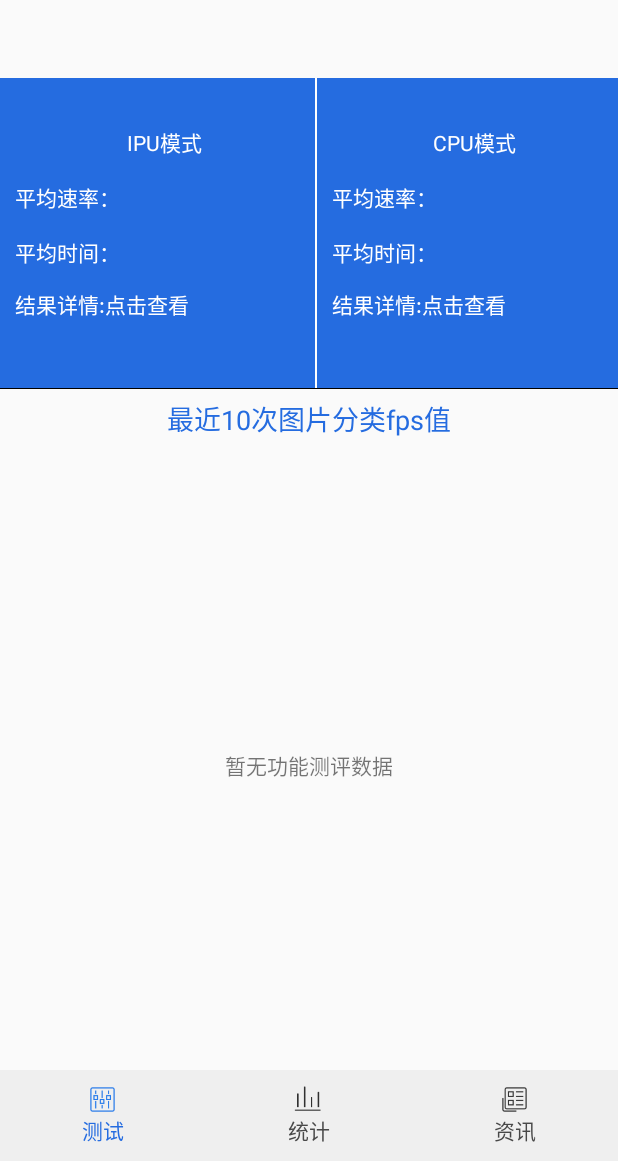
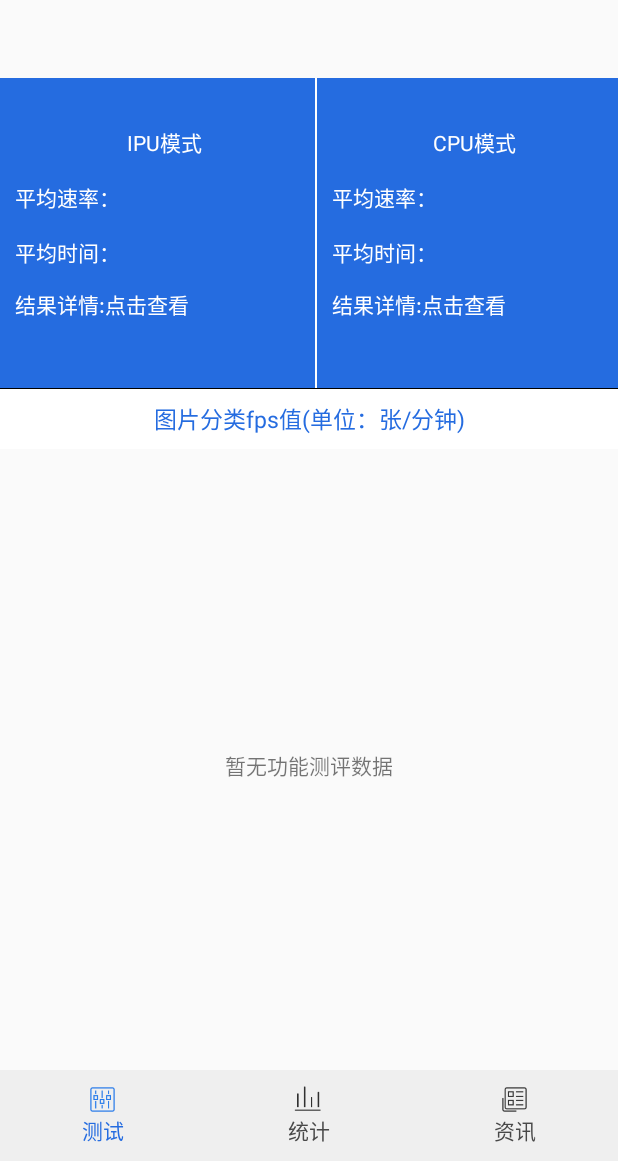
Before and after one commit to q8577/ProductDisPlay, an Android app: the fragment ClassificationData placed in its activity, on a phone screen of 412 x 824 dp, the part 75-1236 px from its top. Run offline under Robolectric (Android 15) with nearby library versions, the light colour scheme and no system bars; libraries missing offline, so code that uses them is left out: com.kyleduo.switchbutton, com.tmall.ultraviewpager, org.achartengine, org.achartengine.chart, org.achartengine.model and 1 more; plain views replace SwitchButton; 6 statements that could not run were skipped.

Commit message:
modify layout

```diff
--- a/app/src/main/java/com/cambricon/productdisplay/activity/ClassificationData.java
+++ b/app/src/main/java/com/cambricon/productdisplay/activity/ClassificationData.java
@@ -283,7 +283,7 @@ public class ClassificationData extends Fragment {
         seriesRenderer.setYLabels(10);//设置y轴显示点数
         seriesRenderer.setXAxisMin(0.5);//设置x轴起始值
         seriesRenderer.setXAxisMax(10.5);//设置x轴最大值
-        seriesRenderer.setYTitle(getActivity().getResources().getString(R.string.classification_chart_y));//设置y轴标题
+        //seriesRenderer.setYTitle(getActivity().getResources().getString(R.string.classification_chart_y));//设置y轴标题
         seriesRenderer.setYLabelsColor(0,Color.BLACK);
         seriesRenderer.setXLabelsColor(Color.BLACK);
         //seriesRenderer.setXTitle(getActivity().getResources().getString(R.string.classification_chart_x));//设置x轴标题
--- a/app/src/main/res/layout/classification_data_layout.xml
+++ b/app/src/main/res/layout/classification_data_layout.xml
@@ -106,11 +106,12 @@
         android:layout_height="1px"
         android:background="#000000" />
     <TextView
-        android:layout_width="wrap_content"
+        android:layout_width="match_parent"
         android:layout_height="40dp"
-        android:gravity="center_vertical"
+        android:gravity="center"
         android:textColor="@color/main_line"
         android:textSize="@dimen/text_chart_title"
+        android:background="@android:color/white"
         android:text="@string/classification_chart_title"/>
 
     <LinearLayout
--- a/app/src/main/res/values/dimens.xml
+++ b/app/src/main/res/values/dimens.xml
@@ -13,5 +13,5 @@
     <dimen name="switch_btn_height">18dp</dimen>
     <dimen name="switch_btn_paddingright">30dp</dimen>
     <dimen name="text_padding">15dp</dimen>
-    <dimen name="text_chart_title">18sp</dimen>
+    <dimen name="text_chart_title">15sp</dimen>
 </resources>
--- a/app/src/main/res/values/strings.xml
+++ b/app/src/main/res/values/strings.xml
@@ -25,7 +25,7 @@
     <string name="test_fps">Fps值：</string>
     <string name="test_fps_units">张/分钟</string>
     <string name="load_model">加载分类模型耗时：</string>
-    <string name="classification_chart_title">最近10次图片分类fps值</string>
+    <string name="classification_chart_title">图片分类fps值(单位：张/分钟)</string>
     <string name="classification_chart_desc">CPU模式图片分类fps值</string>
     <string name="classification_chart_ipu_desc">IPU模式图片分类fps值</string>
     <string name="classification_chart_y">FPS值：张/分钟</string>
```
Also changed, not shown: 14 other files.
